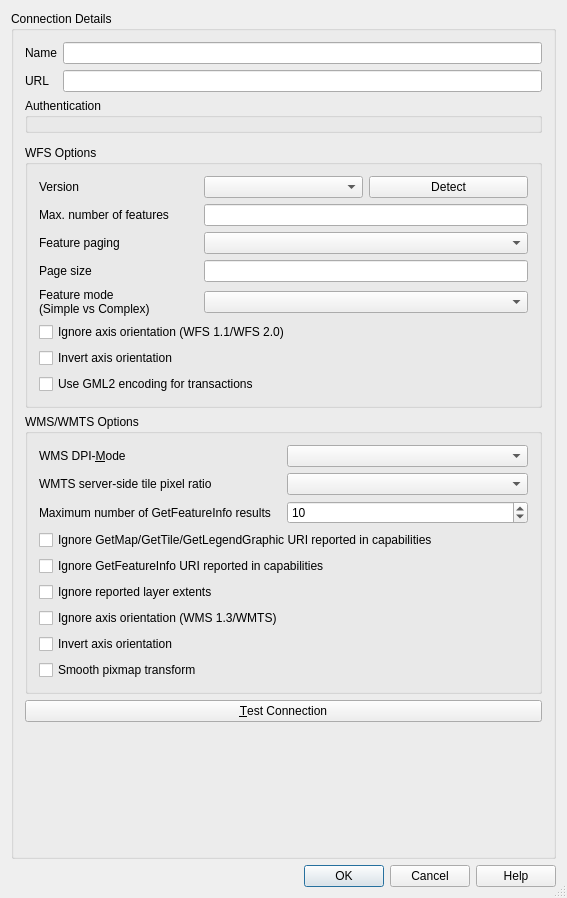
First picture: the form in src/ui/qgsnewhttpconnectionbase.ui, repository qgis/QGIS, before the edit.
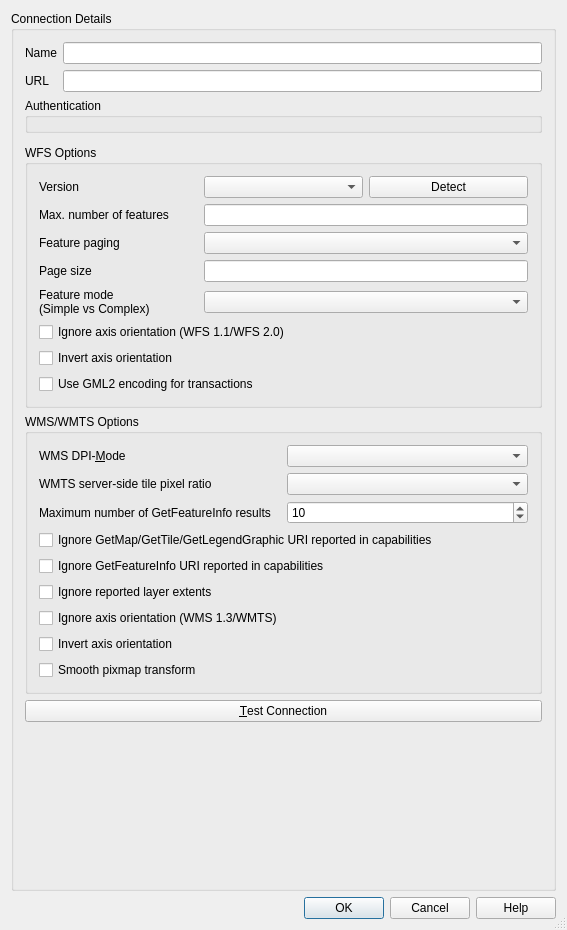
Second picture: the form after the edit. Custom widgets are drawn as their Qt base class.

Commit message:
Add scrollbar to "Add connection" dialogs and vector tile layer properties dialog
fixing #62153 and #61867

```diff
--- a/src/ui/qgsnewhttpconnectionbase.ui
+++ b/src/ui/qgsnewhttpconnectionbase.ui
@@ -7,7 +7,7 @@
     <x>0</x>
     <y>0</y>
     <width>567</width>
-    <height>898</height>
+    <height>930</height>
    </rect>
   </property>
   <property name="windowTitle">
@@ -20,7 +20,37 @@
    <bool>true</bool>
   </property>
   <layout class="QGridLayout" name="gridLayout_4">
-   <item row="0" column="0">
+   <item row="0" column="0" colspan="2">
+    <widget class="QgsScrollArea" name="scrollArea">
+     <property name="frameShape">
+      <enum>QFrame::NoFrame</enum>
+     </property>
+     <property name="widgetResizable">
+      <bool>true</bool>
+     </property>
+     <widget class="QWidget" name="scrollAreaWidgetContents">
+      <property name="geometry">
+       <rect>
+        <x>0</x>
+        <y>0</y>
+        <width>555</width>
+        <height>878</height>
+       </rect>
+      </property>
+      <layout class="QHBoxLayout" name="horizontalLayout">
+       <property name="leftMargin">
+        <number>0</number>
+       </property>
+       <property name="topMargin">
+        <number>0</number>
+       </property>
+       <property name="rightMargin">
+        <number>0</number>
+       </property>
+       <property name="bottomMargin">
+        <number>0</number>
+       </property>
+       <item>
     <widget class="QGroupBox" name="mGroupBox">
      <property name="title">
       <string>Connection Details</string>
@@ -361,7 +391,11 @@
      </layout>
     </widget>
    </item>
-   <item row="1" column="0">
+      </layout>
+     </widget>
+    </widget>
+   </item>
+   <item row="1" column="0" colspan="2">
     <widget class="QDialogButtonBox" name="buttonBox">
      <property name="standardButtons">
       <set>QDialogButtonBox::Cancel|QDialogButtonBox::Help|QDialogButtonBox::Ok</set>
@@ -372,6 +406,12 @@
  </widget>
  <layoutdefault spacing="6" margin="11"/>
  <customwidgets>
+  <customwidget>
+   <class>QgsScrollArea</class>
+   <extends>QScrollArea</extends>
+   <header>qgsscrollarea.h</header>
+   <container>1</container>
+  </customwidget>
   <customwidget>
    <class>QgsAuthSettingsWidget</class>
    <extends>QWidget</extends>
```
Left out of the diff: 1 changed line with no effect on the pictures. Lines whose indentation alone changed are shown as unchanged. The commit also changes 4 other files.
